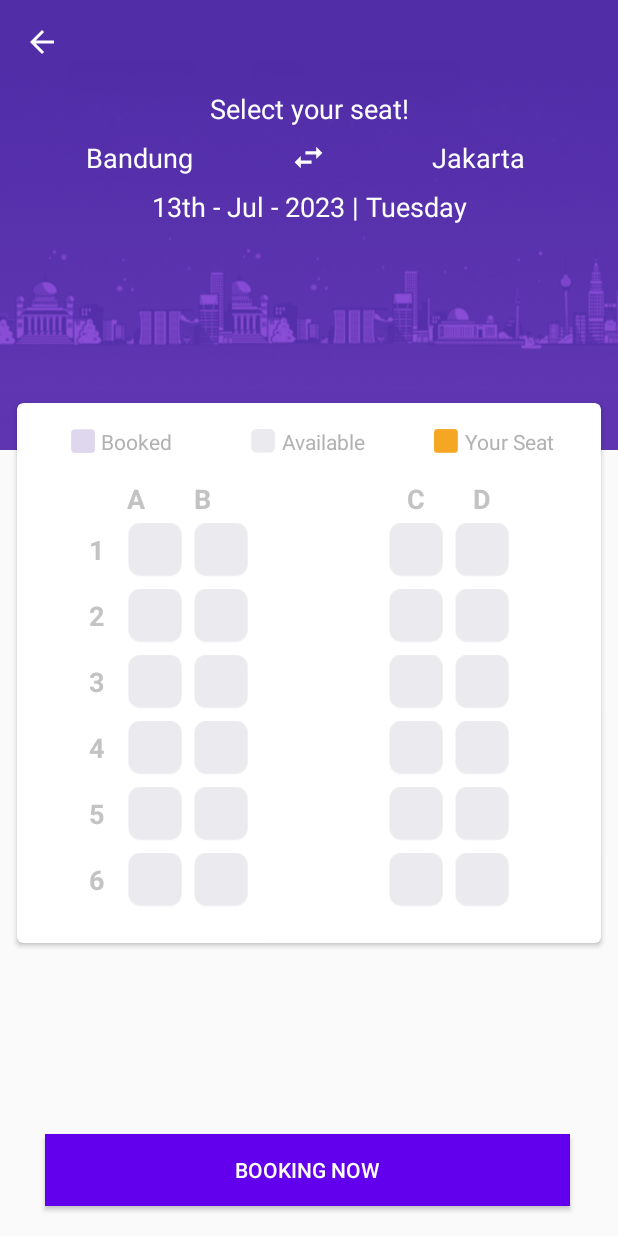
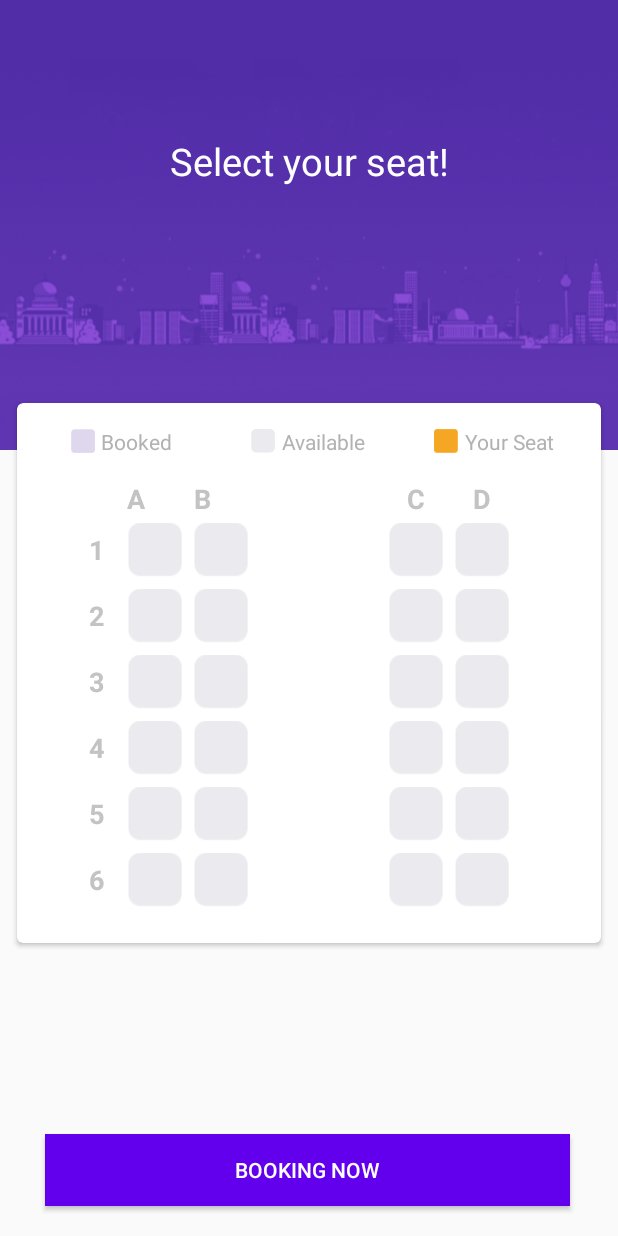
Before and after one commit to hasnabila321/Travel.in_Ver2, an Android app: the layout activity_booking_seat.xml on its own in the app's theme, with its tools: preview values and no code run, on a phone screen of 412 x 824 dp. Run offline under Robolectric (Android 15) with nearby library versions, the light colour scheme and no system bars.

Commit message:
select seat

```diff
--- a/app/build.gradle
+++ b/app/build.gradle
@@ -45,6 +45,7 @@ dependencies {
     implementation platform('com.google.firebase:firebase-bom:32.1.0')
     implementation 'com.google.firebase:firebase-auth-ktx'
     implementation 'com.google.android.gms:play-services-auth:20.5.0'
+    implementation 'com.google.firebase:firebase-firestore:24.4.1'
     testImplementation 'junit:junit:4.13.2'
     androidTestImplementation 'androidx.test.ext:junit:1.1.5'
     androidTestImplementation 'androidx.test.espresso:espresso-core:3.5.1'
--- a/app/src/main/res/layout/activity_booking_seat.xml
+++ b/app/src/main/res/layout/activity_booking_seat.xml
@@ -26,12 +26,6 @@
                 android:layout_height="wrap_content"
                 android:layout_marginEnd="16dp">
 
-                <ImageView
-                    android:layout_width="wrap_content"
-                    android:layout_height="wrap_content"
-                    android:layout_alignParentStart="true"
-                    android:layout_alignParentTop="true"
-                    android:src="@drawable/ic_arrow_back_white_24dp" />
 
 
             </RelativeLayout>
@@ -71,11 +65,11 @@
                         android:layout_height="wrap_content"
                         android:layout_alignParentTop="true"
                         android:layout_centerHorizontal="true"
-                        android:layout_marginTop="20dp"
+                        android:layout_marginTop="50dp"
                         android:text="Select your seat!"
                         android:textAlignment="center"
                         android:textColor="#FFFFFF"
-                        android:textSize="18sp" />
+                        android:textSize="25sp" />
 
                     <LinearLayout
                         android:id="@+id/linearLayout"
@@ -86,44 +80,12 @@
                         android:orientation="horizontal"
                         android:weightSum="100">
 
-                        <TextView
-                            android:layout_width="0dp"
-                            android:layout_height="match_parent"
-                            android:layout_weight="45"
-                            android:text="Bandung"
-                            android:textAlignment="center"
-                            android:textColor="#FFFFFF"
-                            android:textSize="18sp" />
 
-                        <ImageView
-                            android:layout_width="0dp"
-                            android:layout_height="match_parent"
-                            android:layout_gravity="center"
-                            android:layout_weight="10"
-                            android:src="@drawable/ic_swap_horiz_white_24dp" />
 
-                        <TextView
-                            android:layout_width="0dp"
-                            android:layout_height="match_parent"
-                            android:layout_weight="45"
-                            android:text="Jakarta"
-                            android:textAlignment="center"
-                            android:textColor="#FFFFFF"
-                            android:textSize="18sp" />
 
                     </LinearLayout>
 
 
-                    <TextView
-                        android:id="@+id/textView3"
-                        android:layout_width="match_parent"
-                        android:layout_height="wrap_content"
-                        android:layout_below="@+id/linearLayout"
-                        android:layout_marginTop="8dp"
-                        android:text="13th - Jul - 2023 | Tuesday"
-                        android:textAlignment="center"
-                        android:textColor="#FFFFFF"
-                        android:textSize="18sp" />
 
 
                 </RelativeLayout>
--- a/build.gradle
+++ b/build.gradle
@@ -4,6 +4,6 @@ buildscript {
     }
 }// Top-level build file where you can add configuration options common to all sub-projects/modules.
 plugins {
-    id 'com.android.application' version '7.3.1' apply false
-    id 'com.android.library' version '7.3.1' apply false
+    id 'com.android.application' version '8.0.2' apply false
+    id 'com.android.library' version '8.0.2' apply false
 }
```
Also changed, not shown: app/src/main/java/com/example/travelin/BookingSeatPage.java (+76 -1 lines).
